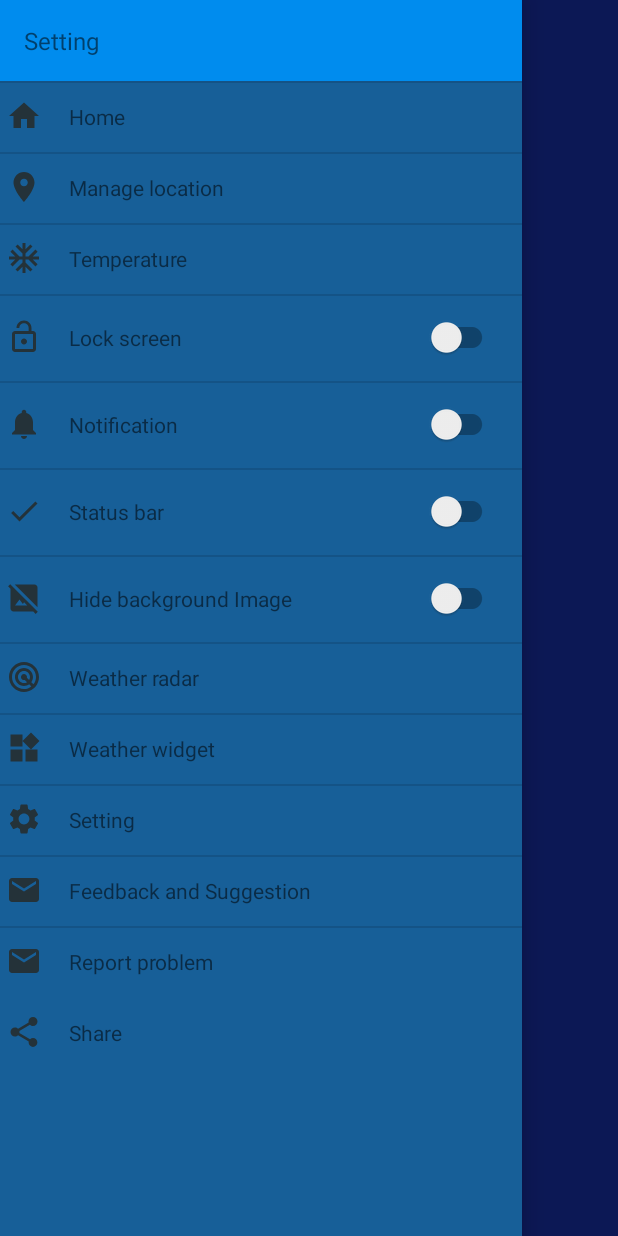
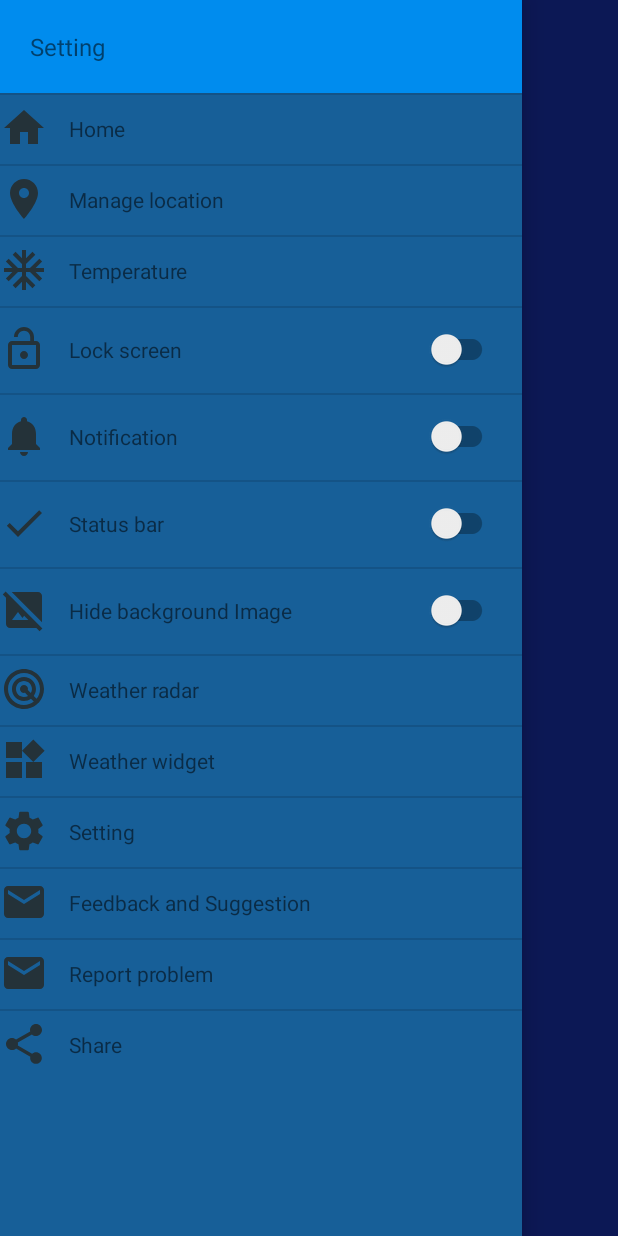
Before and after one commit to Animansoubi/WeatherApp, an Android app: the screen it shows after launch (MainActivity), with the side drawer open, on a phone screen of 412 x 824 dp. Run offline under Robolectric (Android 15) with nearby library versions, the phone set to English and light mode, and no system bars.

Commit message:
Replace item menu with custom item widget

```diff
--- a/app/src/main/res/layout/navigation_drawer_menu.xml
+++ b/app/src/main/res/layout/navigation_drawer_menu.xml
@@ -1,5 +1,6 @@
 <?xml version="1.0" encoding="utf-8"?>
 <androidx.appcompat.widget.LinearLayoutCompat xmlns:android="http://schemas.android.com/apk/res/android"
+    xmlns:app="http://schemas.android.com/apk/res-auto"
     android:id="@+id/ll_menu"
     android:layout_width="match_parent"
     android:layout_height="wrap_content"
@@ -12,267 +13,112 @@
         android:layout_alignParentStart="true"
         android:layout_centerVertical="true"
         android:background="@color/light_blue"
-        android:padding="16dp"
+        android:padding="20dp"
         android:text="@string/setting"
         android:textSize="16sp" />
 
-    <RelativeLayout
+    <com.animan.weatherapp.ItemMenuWidget
+        android:id="@+id/home"
         android:layout_width="wrap_content"
-        android:layout_height="wrap_content">
+        android:layout_height="wrap_content"
+        app:img_icon="@drawable/ic_home"
+        app:switch_visibility="false"
+        app:text="@string/home" />
 
-        <ImageView
-            android:id="@+id/ico_home"
-            style="@style/menuItemsImage"
-            android:src="@drawable/ic_home" />
+    <com.animan.weatherapp.ItemMenuWidget
+        android:id="@+id/location"
+        android:layout_width="wrap_content"
+        android:layout_height="wrap_content"
+        app:img_icon="@drawable/ic_location"
+        app:switch_visibility="false"
+        app:text="@string/location" />
 
-        <TextView
-            android:id="@+id/tv_home"
-            style="@style/menuItemsText"
-            android:layout_toEndOf="@+id/ico_home"
-            android:text="@string/home" />
+    <com.animan.weatherapp.ItemMenuWidget
+        android:id="@+id/temperature"
+        android:layout_width="wrap_content"
+        android:layout_height="wrap_content"
+        app:img_icon="@drawable/ic_temp"
+        app:switch_visibility="false"
+        app:text="@string/temperature" />
 
-        <View style="@style/Divider" />
+    <com.animan.weatherapp.ItemMenuWidget
+        android:id="@+id/lock_screen"
+        android:layout_width="wrap_content"
+        android:layout_height="wrap_content"
+        app:img_icon="@drawable/ic_lock"
+        app:switch_visibility="true"
+        app:text="@string/lock_screen" />
 
-    </RelativeLayout>
+    <com.animan.weatherapp.ItemMenuWidget
+        android:id="@+id/notification"
+        android:layout_width="wrap_content"
+        android:layout_height="wrap_content"
+        app:img_icon="@drawable/ic_notification"
+        app:switch_visibility="true"
+        app:text="@string/notification" />
 
-    <RelativeLayout
+    <com.animan.weatherapp.ItemMenuWidget
+        android:id="@+id/status_bar"
         android:layout_width="wrap_content"
-        android:layout_height="wrap_content">
+        android:layout_height="wrap_content"
+        app:img_icon="@drawable/ic_status"
+        app:switch_visibility="true"
+        app:text="@string/status_bar" />
 
-        <ImageView
-            android:id="@+id/ico_location"
-            style="@style/menuItemsImage"
-            android:src="@drawable/ic_location" />
+    <com.animan.weatherapp.ItemMenuWidget
+        android:id="@+id/hide_back_image"
+        android:layout_width="wrap_content"
+        android:layout_height="wrap_content"
+        app:img_icon="@drawable/ic_hide_image"
+        app:switch_visibility="true"
+        app:text="@string/hide_background_image" />
 
-        <TextView
-            android:id="@+id/tv_location"
-            android:layout_width="wrap_content"
-            android:layout_height="wrap_content"
-            android:layout_centerVertical="true"
-            android:layout_toEndOf="@+id/ico_location"
-            android:padding="14dp"
-            android:text="@string/location" />
+    <com.animan.weatherapp.ItemMenuWidget
+        android:id="@+id/weather_radar"
+        android:layout_width="wrap_content"
+        android:layout_height="wrap_content"
+        app:img_icon="@drawable/ic_radar"
+        app:switch_visibility="false"
+        app:text="@string/weather_radar" />
 
-        <View style="@style/Divider" />
-    </RelativeLayout>
+    <com.animan.weatherapp.ItemMenuWidget
+        android:id="@+id/weather_widgets"
+        android:layout_width="wrap_content"
+        android:layout_height="wrap_content"
+        app:img_icon="@drawable/ic_widgets"
+        app:switch_visibility="false"
+        app:text="@string/weather_widget" />
 
-    <RelativeLayout
+    <com.animan.weatherapp.ItemMenuWidget
+        android:id="@+id/setting"
         android:layout_width="wrap_content"
-        android:layout_height="wrap_content">
+        android:layout_height="wrap_content"
+        app:img_icon="@drawable/ic_settings"
+        app:switch_visibility="false"
+        app:text="@string/setting" />
 
-        <ImageView
-            android:id="@+id/ico_temperature"
-            style="@style/menuItemsImage"
-            android:src="@drawable/ic_temp" />
+    <com.animan.weatherapp.ItemMenuWidget
+        android:id="@+id/feed_back"
+        android:layout_width="wrap_content"
+        android:layout_height="wrap_content"
+        app:img_icon="@drawable/ic_message"
+        app:switch_visibility="false"
+        app:text="@string/feedback_suggestion" />
 
-        <TextView
-            android:id="@+id/tv_temperature"
-            style="@style/menuItemsText"
-            android:layout_toEndOf="@+id/ico_temperature"
-            android:text="@string/temperature" />
+    <com.animan.weatherapp.ItemMenuWidget
+        android:id="@+id/report_problem"
+        android:layout_width="wrap_content"
+        android:layout_height="wrap_content"
+        app:img_icon="@drawable/ic_message"
+        app:switch_visibility="false"
+        app:text="@string/report_problem" />
 
-        <View style="@style/Divider" />
-    </RelativeLayout>
-
-    <RelativeLayout
+    <com.animan.weatherapp.ItemMenuWidget
+        android:id="@+id/share"
         android:layout_width="wrap_content"
-        android:layout_height="wrap_content">
-
-        <ImageView
-            android:id="@+id/ico_lock_screen"
-            style="@style/menuItemsImage"
-            android:src="@drawable/ic_lock" />
-
-        <TextView
-            android:id="@+id/tv_lock_screen"
-            style="@style/menuItemsText"
-            android:layout_toEndOf="@+id/ico_lock_screen"
-            android:text="@string/lock_screen" />
-
-        <androidx.appcompat.widget.SwitchCompat
-            android:id="@+id/sw_lock_screen"
-            style="@style/menuItemsSwitch"
-            android:layout_toEndOf="@+id/tv_lock_screen" />
-
-        <View style="@style/Divider" />
-    </RelativeLayout>
-
-    <RelativeLayout
-        android:layout_width="wrap_content"
-        android:layout_height="wrap_content">
-
-        <ImageView
-            android:id="@+id/ico_notification"
-            style="@style/menuItemsImage"
-            android:src="@drawable/ic_notification" />
-
-        <TextView
-            android:id="@+id/tv_notification"
-            style="@style/menuItemsText"
-            android:layout_toEndOf="@+id/ico_notification"
-            android:text="@string/notification" />
-
-        <androidx.appcompat.widget.SwitchCompat
-            android:id="@+id/sw_notification"
-            style="@style/menuItemsSwitch"
-            android:layout_toEndOf="@+id/tv_notification" />
-
-        <View style="@style/Divider" />
-    </RelativeLayout>
-
-
-    <RelativeLayout
-        android:layout_width="wrap_content"
-        android:layout_height="wrap_content">
-
-        <ImageView
-            android:id="@+id/ico_status_bar"
-            style="@style/menuItemsImage"
-            android:src="@drawable/ic_status" />
-
-        <TextView
-            android:id="@+id/tv_status_bar"
-            style="@style/menuItemsText"
-            android:layout_toEndOf="@+id/ico_status_bar"
-            android:text="@string/status_bar" />
-
-        <androidx.appcompat.widget.SwitchCompat
-            android:id="@+id/sw_status_bar"
-            style="@style/menuItemsSwitch"
-            android:layout_toEndOf="@+id/tv_status_bar" />
-
-        <View style="@style/Divider" />
-    </RelativeLayout>
-
-
-    <RelativeLayout
-        android:layout_width="wrap_content"
-        android:layout_height="wrap_content">
-
-        <ImageView
-            android:id="@+id/ico_hide_back_image"
-            style="@style/menuItemsImage"
-            android:src="@drawable/ic_hide_image" />
-
-        <TextView
-            android:id="@+id/tv_hide_back_image"
-            style="@style/menuItemsText"
-            android:layout_toEndOf="@+id/ico_hide_back_image"
-            android:text="@string/hide_background_image" />
-
-        <androidx.appcompat.widget.SwitchCompat
-            android:id="@+id/sw_hide_back_image"
-            style="@style/menuItemsSwitch"
-            android:layout_toEndOf="@+id/tv_hide_back_image" />
-
-        <View style="@style/Divider" />
-    </RelativeLayout>
-
-    <RelativeLayout
-        android:layout_width="wrap_content"
-        android:layout_height="wrap_content">
-
-        <ImageView
-            android:id="@+id/ico_weather_radar"
-            style="@style/menuItemsImage"
-            android:src="@drawable/ic_radar" />
-
-        <TextView
-            android:id="@+id/tv_weather_radar"
-            style="@style/menuItemsText"
-            android:layout_toEndOf="@+id/ico_weather_radar"
-            android:text="@string/weather_radar" />
-
-        <View style="@style/Divider" />
-    </RelativeLayout>
-
-    <RelativeLayout
-        android:layout_width="wrap_content"
-        android:layout_height="wrap_content">
-
-        <ImageView
-            android:id="@+id/ico_weather_widgets"
-            style="@style/menuItemsImage"
-            android:src="@drawable/ic_widgets" />
-
-        <TextView
-            android:id="@+id/tv_weather_widgets"
-            style="@style/menuItemsText"
-            android:layout_toEndOf="@+id/ico_weather_widgets"
-            android:text="@string/weather_widget" />
-
-        <View style="@style/Divider" />
-    </RelativeLayout>
-
-
-    <RelativeLayout
-        android:layout_width="wrap_content"
-        android:layout_height="wrap_content">
-
-        <ImageView
-            android:id="@+id/ico_setting"
-            style="@style/menuItemsImage"
-            android:src="@drawable/ic_settings" />
-
-        <TextView
-            android:id="@+id/tv_setting"
-            style="@style/menuItemsText"
-            android:layout_toEndOf="@+id/ico_setting"
-            android:text="@string/setting" />
-
-        <View style="@style/Divider" />
-    </RelativeLayout>
-
-    <RelativeLayout
-        android:layout_width="wrap_content"
-        android:layout_height="wrap_content">
-
-        <ImageView
-            android:id="@+id/ico_feed_back"
-            style="@style/menuItemsImage"
-            android:src="@drawable/ic_message" />
-
-        <TextView
-            android:id="@+id/tv_feed_back"
-            style="@style/menuItemsText"
-            android:layout_toEndOf="@+id/ico_feed_back"
-            android:text="@string/feedback_suggestion" />
-
-        <View style="@style/Divider" />
-    </RelativeLayout>
-
-    <RelativeLayout
-        android:layout_width="wrap_content"
-        android:layout_height="wrap_content">
-
-        <ImageView
-            android:id="@+id/ico_report_problem"
-            style="@style/menuItemsImage"
-            android:src="@drawable/ic_message" />
-
-        <TextView
-            android:id="@+id/tv_report_problem"
-            style="@style/menuItemsText"
-            android:layout_toEndOf="@+id/ico_report_problem"
-            android:text="@string/report_problem" />
-
-        <View style="@style/Divider" />
-    </RelativeLayout>
-
-    <RelativeLayout
-        android:layout_width="wrap_content"
-        android:layout_height="wrap_content">
-
-        <ImageView
-            android:id="@+id/ico_share"
-            style="@style/menuItemsImage"
-            android:src="@drawable/ic_share" />
-
-        <TextView
-            android:id="@+id/tv_share"
-            style="@style/menuItemsText"
-            android:layout_toEndOf="@+id/ico_share"
-            android:text="@string/share" />
-    </RelativeLayout>
+        android:layout_height="wrap_content"
+        app:img_icon="@drawable/ic_share"
+        app:switch_visibility="false"
+        app:text="@string/share" />
 
 </androidx.appcompat.widget.LinearLayoutCompat>
```
